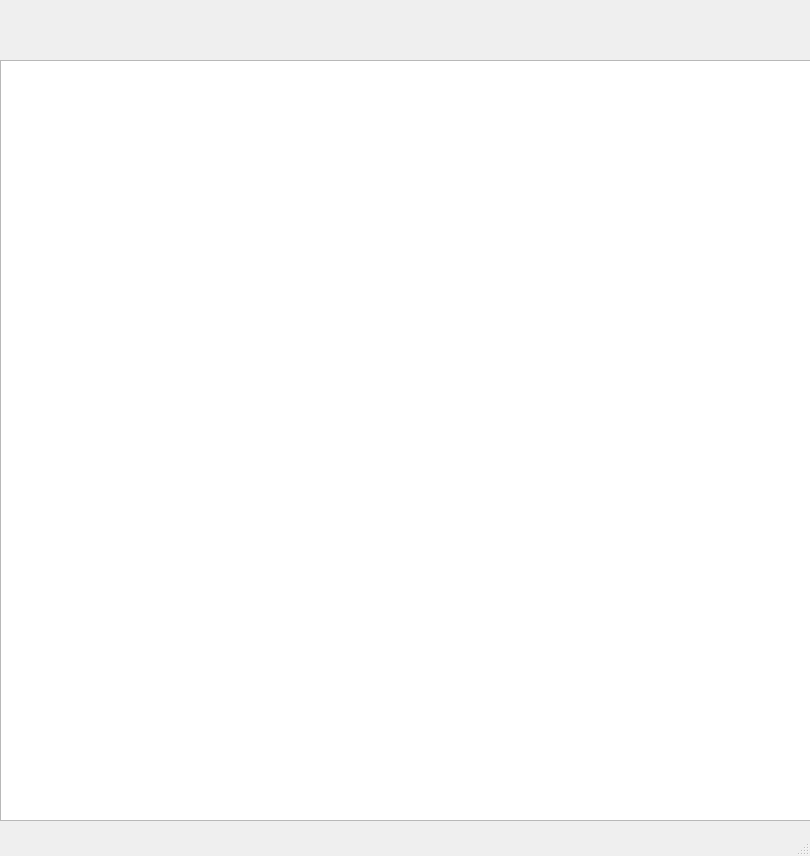
Qt form mainwindow.ui (ospinalucas15/arkanoid-info2) before a commit.
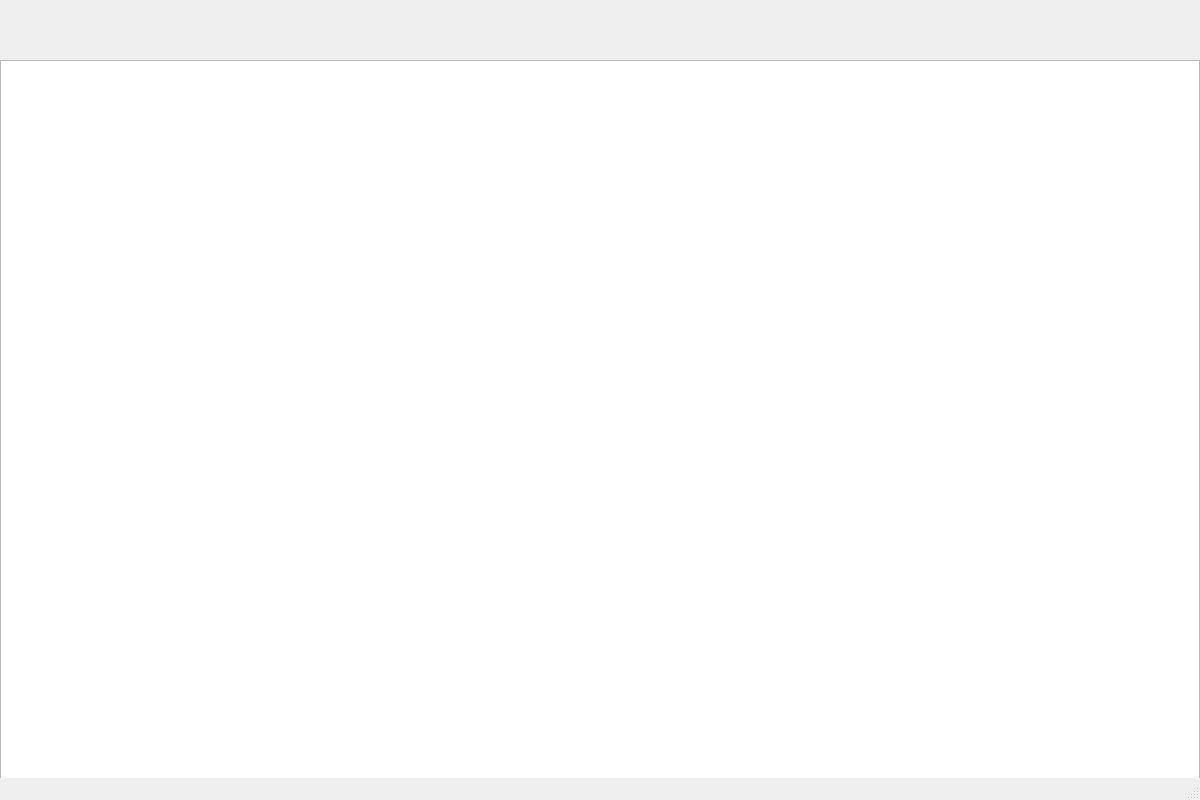
The same form after that commit.

```diff
--- a/mainwindow.ui
+++ b/mainwindow.ui
@@ -6,20 +6,20 @@
    <rect>
     <x>0</x>
     <y>0</y>
-    <width>810</width>
-    <height>856</height>
+    <width>1200</width>
+    <height>800</height>
    </rect>
   </property>
   <property name="minimumSize">
    <size>
-    <width>810</width>
-    <height>856</height>
+    <width>1200</width>
+    <height>800</height>
    </size>
   </property>
   <property name="maximumSize">
    <size>
-    <width>810</width>
-    <height>856</height>
+    <width>1200</width>
+    <height>800</height>
    </size>
   </property>
   <property name="windowTitle">
@@ -41,10 +41,22 @@
      <rect>
       <x>0</x>
       <y>60</y>
-      <width>811</width>
-      <height>761</height>
+      <width>1200</width>
+      <height>800</height>
      </rect>
     </property>
+    <property name="minimumSize">
+     <size>
+      <width>1200</width>
+      <height>800</height>
+     </size>
+    </property>
+    <property name="maximumSize">
+     <size>
+      <width>1200</width>
+      <height>800</height>
+     </size>
+    </property>
    </widget>
   </widget>
   <widget class="QMenuBar" name="menubar">
```
Left out of the diff: 2 changed lines with no effect on the pictures.
